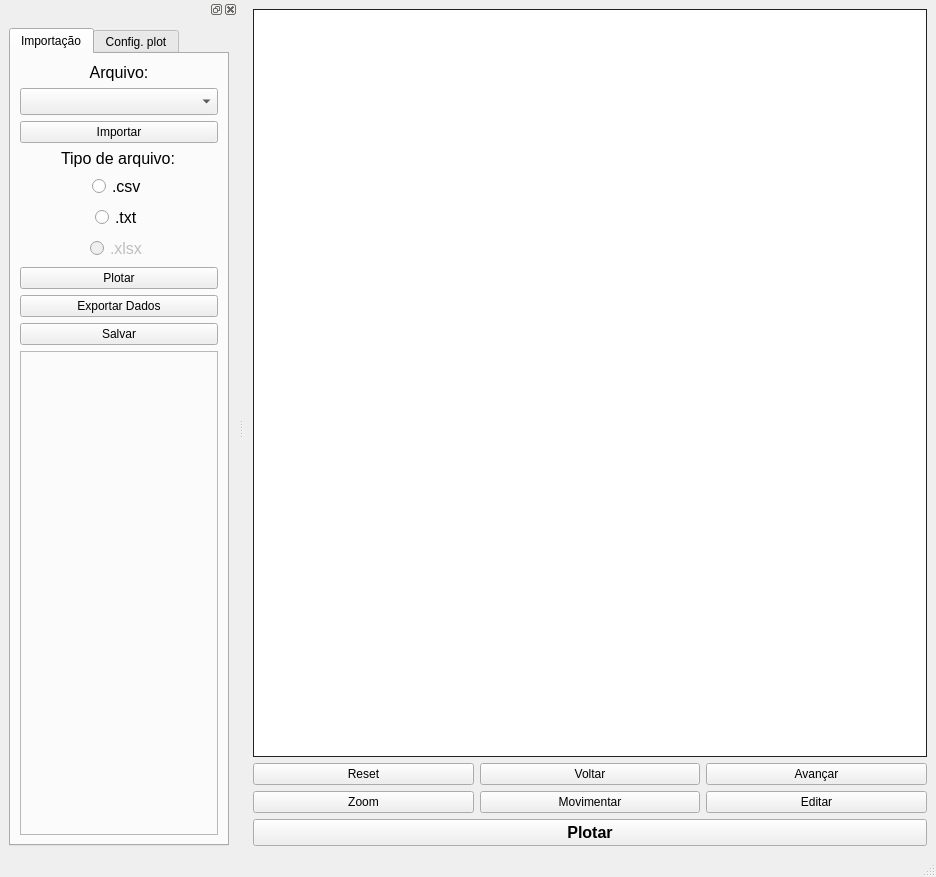
Before: the Qt Designer form tomiUI.ui in albano-a/onyx, drawn with Qt 5.
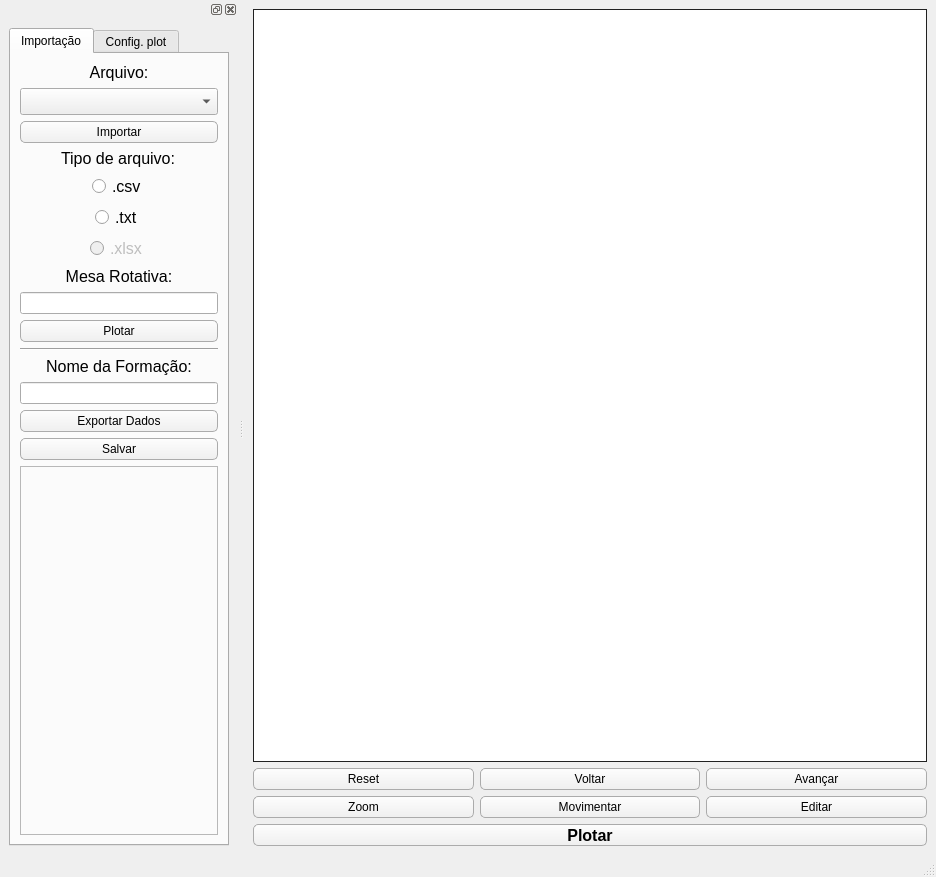
After: the same form once the commit is applied. Icons and pictures are not drawn.

Diff of the .ui file:
```diff
--- a/tomiUI.ui
+++ b/tomiUI.ui
@@ -13,6 +13,9 @@
   <property name="windowTitle">
    <string>MainWindow</string>
   </property>
+  <property name="styleSheet">
+   <string notr="true"/>
+  </property>
   <widget class="QWidget" name="centralwidget">
    <layout class="QVBoxLayout" name="verticalLayout_4">
     <item>
@@ -47,6 +50,20 @@
      <layout class="QGridLayout" name="gridLayout">
       <item row="0" column="0">
        <widget class="QPushButton" name="homeButton">
+        <property name="styleSheet">
+         <string notr="true">QPushButton {
+	border-radius: 5px;
+	border: 1px solid #ababab;
+	height: 20px;
+	background-color: qlineargradient(spread:pad, x1:0.454545, y1:0, x2:0.454545, y2:1, stop:0 rgba(253, 253, 253, 255), stop:1 rgba(239, 239, 239, 255));
+
+	
+}
+
+QPushButton:hover {
+    background: qlineargradient(spread:pad, x1:0.454545, y1:0, x2:0.454545, y2:1, stop:0 rgba(254, 254, 254, 255), stop:1 rgba(248, 248, 248, 255));
+}</string>
+        </property>
         <property name="text">
          <string>Reset</string>
         </property>
@@ -54,6 +71,20 @@
       </item>
       <item row="0" column="1">
        <widget class="QPushButton" name="backButton">
+        <property name="styleSheet">
+         <string notr="true">QPushButton {
+	border-radius: 5px;
+	border: 1px solid #ababab;
+	height: 20px;
+	background-color: qlineargradient(spread:pad, x1:0.454545, y1:0, x2:0.454545, y2:1, stop:0 rgba(253, 253, 253, 255), stop:1 rgba(239, 239, 239, 255));
+
+	
+}
+
+QPushButton:hover {
+    background: qlineargradient(spread:pad, x1:0.454545, y1:0, x2:0.454545, y2:1, stop:0 rgba(254, 254, 254, 255), stop:1 rgba(248, 248, 248, 255));
+}</string>
+        </property>
         <property name="text">
          <string>Voltar</string>
         </property>
@@ -61,6 +92,20 @@
       </item>
       <item row="0" column="2">
        <widget class="QPushButton" name="forwardButton">
+        <property name="styleSheet">
+         <string notr="true">QPushButton {
+	border-radius: 5px;
+	border: 1px solid #ababab;
+	height: 20px;
+	background-color: qlineargradient(spread:pad, x1:0.454545, y1:0, x2:0.454545, y2:1, stop:0 rgba(253, 253, 253, 255), stop:1 rgba(239, 239, 239, 255));
+
+	
+}
+
+QPushButton:hover {
+    background: qlineargradient(spread:pad, x1:0.454545, y1:0, x2:0.454545, y2:1, stop:0 rgba(254, 254, 254, 255), stop:1 rgba(248, 248, 248, 255));
+}</string>
+        </property>
         <property name="text">
          <string>Avançar</string>
         </property>
@@ -68,6 +113,20 @@
       </item>
       <item row="1" column="0">
        <widget class="QPushButton" name="zoomButton">
+        <property name="styleSheet">
+         <string notr="true">QPushButton {
+	border-radius: 5px;
+	border: 1px solid #ababab;
+	height: 20px;
+	background-color: qlineargradient(spread:pad, x1:0.454545, y1:0, x2:0.454545, y2:1, stop:0 rgba(253, 253, 253, 255), stop:1 rgba(239, 239, 239, 255));
+
+	
+}
+
+QPushButton:hover {
+    background: qlineargradient(spread:pad, x1:0.454545, y1:0, x2:0.454545, y2:1, stop:0 rgba(254, 254, 254, 255), stop:1 rgba(248, 248, 248, 255));
+}</string>
+        </property>
         <property name="text">
          <string>Zoom</string>
         </property>
@@ -75,6 +134,20 @@
       </item>
       <item row="1" column="1">
        <widget class="QPushButton" name="panButton">
+        <property name="styleSheet">
+         <string notr="true">QPushButton {
+	border-radius: 5px;
+	border: 1px solid #ababab;
+	height: 20px;
+	background-color: qlineargradient(spread:pad, x1:0.454545, y1:0, x2:0.454545, y2:1, stop:0 rgba(253, 253, 253, 255), stop:1 rgba(239, 239, 239, 255));
+
+	
+}
+
+QPushButton:hover {
+    background: qlineargradient(spread:pad, x1:0.454545, y1:0, x2:0.454545, y2:1, stop:0 rgba(254, 254, 254, 255), stop:1 rgba(248, 248, 248, 255));
+}</string>
+        </property>
         <property name="text">
          <string>Movimentar</string>
         </property>
@@ -82,6 +155,20 @@
       </item>
       <item row="1" column="2">
        <widget class="QPushButton" name="editButton">
+        <property name="styleSheet">
+         <string notr="true">QPushButton {
+	border-radius: 5px;
+	border: 1px solid #ababab;
+	height: 20px;
+	background-color: qlineargradient(spread:pad, x1:0.454545, y1:0, x2:0.454545, y2:1, stop:0 rgba(253, 253, 253, 255), stop:1 rgba(239, 239, 239, 255));
+
+	
+}
+
+QPushButton:hover {
+    background: qlineargradient(spread:pad, x1:0.454545, y1:0, x2:0.454545, y2:1, stop:0 rgba(254, 254, 254, 255), stop:1 rgba(248, 248, 248, 255));
+}</string>
+        </property>
         <property name="text">
          <string>Editar</string>
         </property>
@@ -104,6 +191,20 @@
         <bold>true</bold>
        </font>
       </property>
+      <property name="styleSheet">
+       <string notr="true">QPushButton {
+	border-radius: 5px;
+	border: 1px solid #ababab;
+	height: 20px;
+	background-color: qlineargradient(spread:pad, x1:0.454545, y1:0, x2:0.454545, y2:1, stop:0 rgba(253, 253, 253, 255), stop:1 rgba(239, 239, 239, 255));
+
+	
+}
+
+QPushButton:hover {
+    background: qlineargradient(spread:pad, x1:0.454545, y1:0, x2:0.454545, y2:1, stop:0 rgba(254, 254, 254, 255), stop:1 rgba(248, 248, 248, 255));
+}</string>
+      </property>
       <property name="text">
        <string>Plotar</string>
       </property>
@@ -151,10 +252,62 @@
           <layout class="QVBoxLayout" name="verticalLayout_3">
            <item>
             <layout class="QGridLayout" name="gridLayout_2">
+             <item row="13" column="0">
+              <widget class="QLineEdit" name="formationNameInput"/>
+             </item>
+             <item row="12" column="0">
+              <widget class="QLabel" name="label">
+               <property name="text">
+                <string>&lt;html&gt;&lt;head/&gt;&lt;body&gt;&lt;p align=&quot;center&quot;&gt;&lt;span style=&quot; font-size:12pt;&quot;&gt;Nome da Formação:&lt;/span&gt;&lt;/p&gt;&lt;/body&gt;&lt;/html&gt;</string>
+               </property>
+              </widget>
+             </item>
+             <item row="10" column="0">
+              <widget class="QPushButton" name="plotTOMIBtn_2">
+               <property name="styleSheet">
+                <string notr="true">QPushButton {
+	border-radius: 5px;
+	border: 1px solid #ababab;
+	height: 20px;
+	background-color: qlineargradient(spread:pad, x1:0.454545, y1:0, x2:0.454545, y2:1, stop:0 rgba(253, 253, 253, 255), stop:1 rgba(239, 239, 239, 255));
+
+	
+}
+
+QPushButton:hover {
+    background: qlineargradient(spread:pad, x1:0.454545, y1:0, x2:0.454545, y2:1, stop:0 rgba(254, 254, 254, 255), stop:1 rgba(248, 248, 248, 255));
+}</string>
+               </property>
+               <property name="text">
+                <string>Plotar</string>
+               </property>
+              </widget>
+             </item>
+             <item row="2" column="0">
+              <widget class="QPushButton" name="importFileBtn">
+               <property name="styleSheet">
+                <string notr="true">QPushButton {
+	border-radius: 5px;
+	border: 1px solid #ababab;
+	height: 20px;
+	background-color: qlineargradient(spread:pad, x1:0.454545, y1:0, x2:0.454545, y2:1, stop:0 rgba(253, 253, 253, 255), stop:1 rgba(239, 239, 239, 255));
+
+	
+}
+
+QPushButton:hover {
+    background: qlineargradient(spread:pad, x1:0.454545, y1:0, x2:0.454545, y2:1, stop:0 rgba(254, 254, 254, 255), stop:1 rgba(248, 248, 248, 255));
+}</string>
+               </property>
+               <property name="text">
+                <string>Importar</string>
+               </property>
+              </widget>
+             </item>
              <item row="8" column="0">
-              <widget class="QPushButton" name="exportDataButton">
+              <widget class="QLabel" name="label_11">
                <property name="text">
-                <string>Exportar Dados</string>
+                <string>&lt;html&gt;&lt;head/&gt;&lt;body&gt;&lt;p align=&quot;center&quot;&gt;&lt;span style=&quot; font-size:12pt;&quot;&gt;Mesa Rotativa:&lt;/span&gt;&lt;/p&gt;&lt;/body&gt;&lt;/html&gt;</string>
                </property>
               </widget>
              </item>
@@ -186,8 +339,22 @@
                </attribute>
               </widget>
              </item>
-             <item row="9" column="0">
+             <item row="15" column="0">
               <widget class="QPushButton" name="saveButton">
+               <property name="styleSheet">
+                <string notr="true">QPushButton {
+	border-radius: 5px;
+	border: 1px solid #ababab;
+	height: 20px;
+	background-color: qlineargradient(spread:pad, x1:0.454545, y1:0, x2:0.454545, y2:1, stop:0 rgba(253, 253, 253, 255), stop:1 rgba(239, 239, 239, 255));
+
+	
+}
+
+QPushButton:hover {
+    background: qlineargradient(spread:pad, x1:0.454545, y1:0, x2:0.454545, y2:1, stop:0 rgba(254, 254, 254, 255), stop:1 rgba(248, 248, 248, 255));
+}</string>
+               </property>
                <property name="text">
                 <string>Salvar</string>
                </property>
@@ -282,20 +449,43 @@
                </property>
               </widget>
              </item>
-             <item row="2" column="0">
-              <widget class="QPushButton" name="importFileBtn">
-               <property name="text">
-                <string>Importar</string>
+             <item row="11" column="0">
+              <widget class="Line" name="line">
+               <property name="orientation">
+                <enum>Qt::Horizontal</enum>
                </property>
               </widget>
              </item>
-             <item row="7" column="0">
-              <widget class="QPushButton" name="plotTOMIBtn_2">
+             <item row="14" column="0">
+              <widget class="QPushButton" name="exportDataButton">
+               <property name="toolTip">
+                <string>Exportar o dado de TOMI Index</string>
+               </property>
+               <property name="statusTip">
+                <string>Exportar o dado de TOMI Index. Lembre-se que o dado vai ser exportado utilizando '.' ao invés de ',' para delimitar o decimal.</string>
+               </property>
+               <property name="styleSheet">
+                <string notr="true">QPushButton {
+	border-radius: 5px;
+	border: 1px solid #ababab;
+	height: 20px;
+	background-color: qlineargradient(spread:pad, x1:0.454545, y1:0, x2:0.454545, y2:1, stop:0 rgba(253, 253, 253, 255), stop:1 rgba(239, 239, 239, 255));
+
+	
+}
+
+QPushButton:hover {
+    background: qlineargradient(spread:pad, x1:0.454545, y1:0, x2:0.454545, y2:1, stop:0 rgba(254, 254, 254, 255), stop:1 rgba(248, 248, 248, 255));
+}</string>
+               </property>
                <property name="text">
-                <string>Plotar</string>
+                <string>Exportar Dados</string>
                </property>
               </widget>
              </item>
+             <item row="9" column="0">
+              <widget class="QLineEdit" name="mesaRotativaInput"/>
+             </item>
             </layout>
            </item>
            <item>
```
